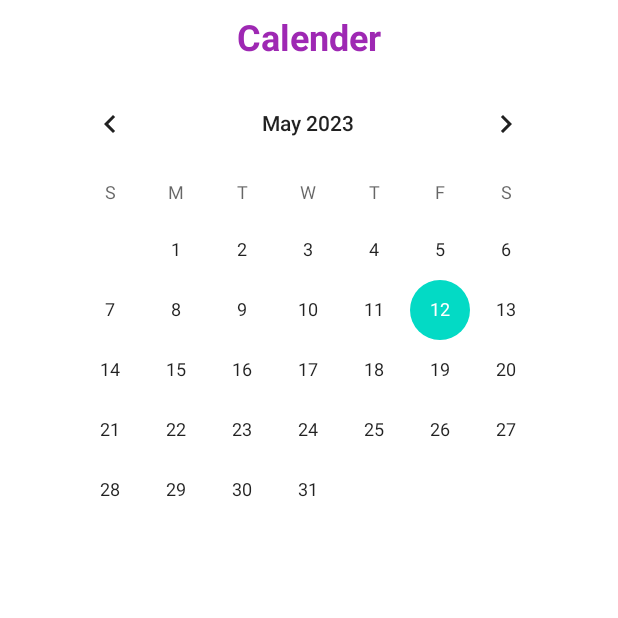
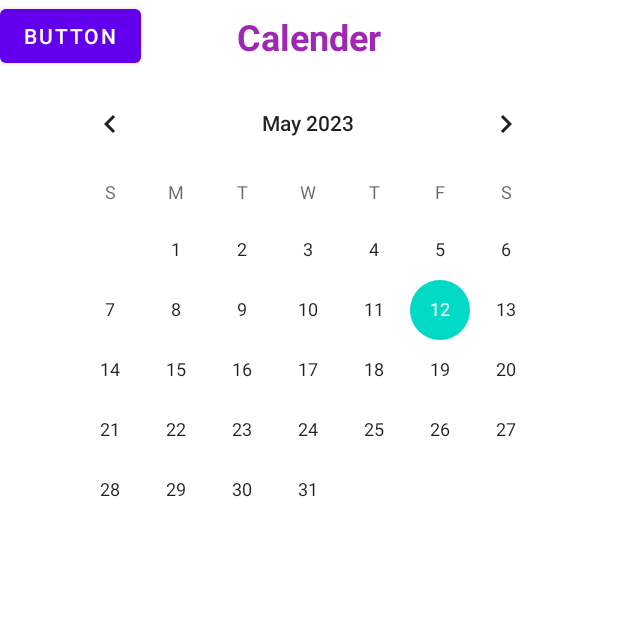
Before and after one commit to joonhyuong/MindReader, an Android app: the screen it shows after launch (MainActivity), on a phone screen of 412 x 824 dp, the top half of it. Run offline under Robolectric (Android 15) with nearby library versions, the phone set to English and light mode, and no system bars.

Commit message:
text Calender updatesadasdasd

```diff
--- a/app/src/main/AndroidManifest.xml
+++ b/app/src/main/AndroidManifest.xml
@@ -11,6 +11,7 @@
         android:supportsRtl="true"
         android:theme="@style/Theme.MyApplication"
         tools:targetApi="31">
+        <activity android:name=".SubMain"/>
         <activity
             android:name=".MainActivity"
             android:exported="true">
--- a/app/src/main/res/layout/activity_main.xml
+++ b/app/src/main/res/layout/activity_main.xml
@@ -2,6 +2,7 @@
 
 <androidx.constraintlayout.widget.ConstraintLayout xmlns:android="http://schemas.android.com/apk/res/android"
     xmlns:app="http://schemas.android.com/apk/res-auto"
+    xmlns:tools="http://schemas.android.com/tools"
     android:layout_width="match_parent"
     android:layout_height="wrap_content"
     android:orientation="vertical" >
@@ -109,4 +110,12 @@
         android:visibility="invisible">
     </Button>
 
+    <Button
+        android:id="@+id/btn1"
+        android:layout_width="wrap_content"
+        android:layout_height="wrap_content"
+        android:text="Button"
+        tools:layout_editor_absoluteX="49dp"
+        tools:layout_editor_absoluteY="346dp" />
+
 </androidx.constraintlayout.widget.ConstraintLayout>
```
Also changed, not shown: app/src/main/java/com/example/myapplication/MainActivity.kt (+24 -17 lines), app/src/main/java/com/example/myapplication/SubMain.kt (added, +13 -0 lines), app/src/main/res/layout/write_main.xml (added, +22 -0 lines).
